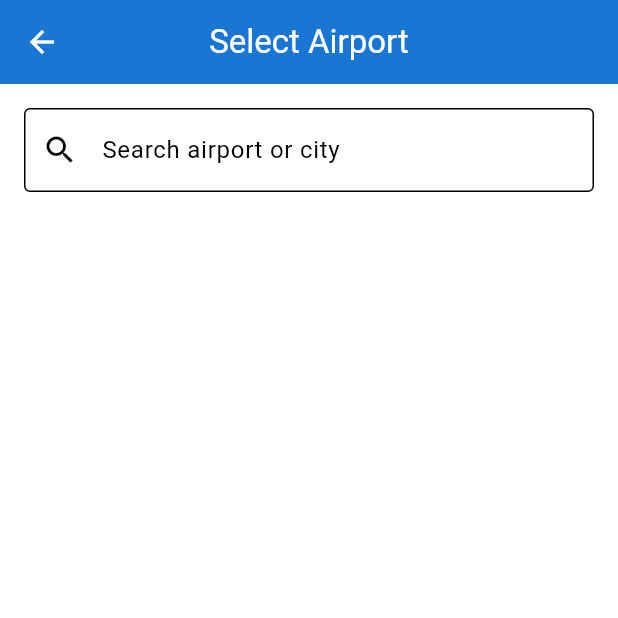
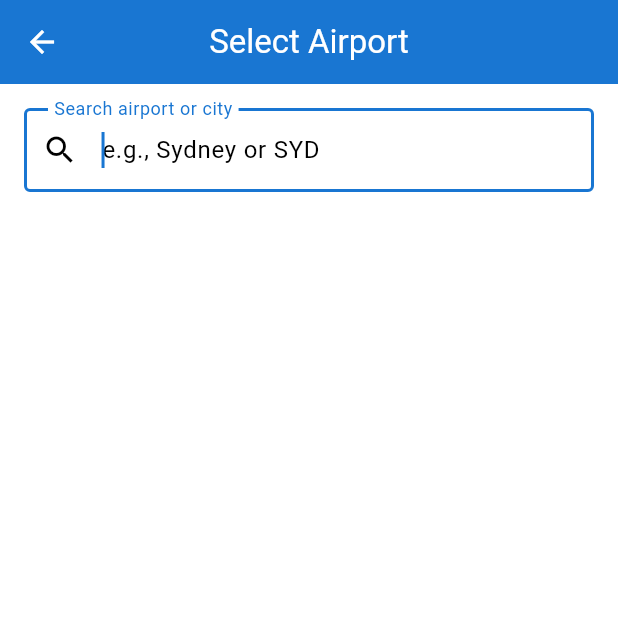
Before and after one commit to techvijaypandey/cheers_travel_app, a Flutter app: the screen it shows after launch, after a tap on "One-Way", after a tap on "Multi-city", after a tap on "From", on a phone screen of 412 x 824 dp, the top half of it. Run offline on Flutter 3.47's test engine with Material 3 defaults, Android fonts, the phone set to English and light mode, and no system bars.

Commit message:
fix: Replace Autocomplete with simpler TextField implementation for stable airport search

```diff
--- a/lib/screens/airport_selection_screen.dart
+++ b/lib/screens/airport_selection_screen.dart
@@ -11,10 +11,47 @@ class AirportSelectionScreen extends StatefulWidget {
 
 class _AirportSelectionScreenState extends State<AirportSelectionScreen> {
   final AirportService _airportService = AirportService();
+  final TextEditingController _searchController = TextEditingController();
+  List<Airport> _searchResults = [];
+  bool _isLoading = false;
+
+  @override
+  void initState() {
+    super.initState();
+    _searchController.addListener(_onSearchChanged);
+  }
 
   @override
   void dispose() {
+    _searchController.removeListener(_onSearchChanged);
+    _searchController.dispose();
     super.dispose();
+  }
+
+  Future<void> _onSearchChanged() async {
+    final query = _searchController.text;
+    if (query.isEmpty) {
+      setState(() {
+        _searchResults = [];
+      });
+      return;
+    }
+
+    setState(() {
+      _isLoading = true;
+    });
+
+    try {
+      final results = await _airportService.searchAirports(query);
+      setState(() {
+        _searchResults = results;
+        _isLoading = false;
+      });
+    } catch (e) {
+      setState(() {
+        _isLoading = false;
+      });
+    }
   }
 
   @override
@@ -27,59 +64,43 @@ class _AirportSelectionScreenState extends State<AirportSelectionScreen> {
       body: SafeArea(
         child: Padding(
           padding: const EdgeInsets.all(16.0),
-          child: Autocomplete<Airport>(
-            fieldViewBuilder: (
-              BuildContext context,
-              TextEditingController fieldTextEditingController,
-              FocusNode fieldFocusNode,
-              VoidCallback onFieldSubmitted,
-            ) {
-              return TextFormField(
-                controller: fieldTextEditingController,
-                focusNode: fieldFocusNode,
+          child: Column(
+            children: [
+              TextField(
+                controller: _searchController,
                 decoration: const InputDecoration(
                   labelText: 'Search airport or city',
                   hintText: 'e.g., Sydney or SYD',
                   prefixIcon: Icon(Icons.search),
                   border: OutlineInputBorder(),
                 ),
-              );
-            },
-            optionsBuilder: (TextEditingValue textEditingValue) async {
-              if (textEditingValue.text.isEmpty) {
-                return const Iterable<Airport>.empty();
-              }
-              final results = await _airportService.searchAirports(textEditingValue.text);
-              return results;
-            },
-            displayStringForOption: (Airport airport) => '${airport.cityName}, ${airport.airportName} (${airport.airportCode}), ${airport.countryName}',
-            onSelected: (Airport airport) {
-              FocusScope.of(context).unfocus();
-              Navigator.pop(context, airport);
-            },
-            optionsViewBuilder: (BuildContext context, AutocompleteOnSelected<Airport> onSelected, Iterable<Airport> options) {
-              print('Options received in optionsViewBuilder: ${options.length}');
-              print('First option if any: ${options.isNotEmpty ? options.first : "No options"}');
-              return Material(
-                  elevation: 4.0,
-                  child: ListView.builder(
-                      padding: EdgeInsets.zero,
-                      itemCount: options.length,
-                      itemBuilder: (BuildContext context, int index) {
-                        final Airport option = options.elementAt(index);
-                        print('Building list item for: ${option.airportName}');
-                        return GestureDetector(
-                          onTap: () {
-                            onSelected(option);
-                          },
-                          child: ListTile(
-                            title: Text(option.airportName),
-                          ),
-                        );
-                      },
-                    ),
-                );
-            },
+                autofocus: true,
+              ),
+              const SizedBox(height: 16),
+              Expanded(
+                child: _isLoading
+                    ? const Center(child: CircularProgressIndicator())
+                    : ListView.builder(
+                        itemCount: _searchResults.length,
+                        itemBuilder: (context, index) {
+                          final airport = _searchResults[index];
+                          return ListTile(
+                            title: Text(airport.airportName),
+                            subtitle: Text('${airport.cityName}, ${airport.countryName}'),
+                            trailing: Text(
+                              airport.airportCode,
+                              style: const TextStyle(
+                                fontWeight: FontWeight.bold,
+                              ),
+                            ),
+                            onTap: () {
+                              Navigator.pop(context, airport);
+                            },
+                          );
+                        },
+                      ),
+              ),
+            ],
           ),
         ),
       ),
```
